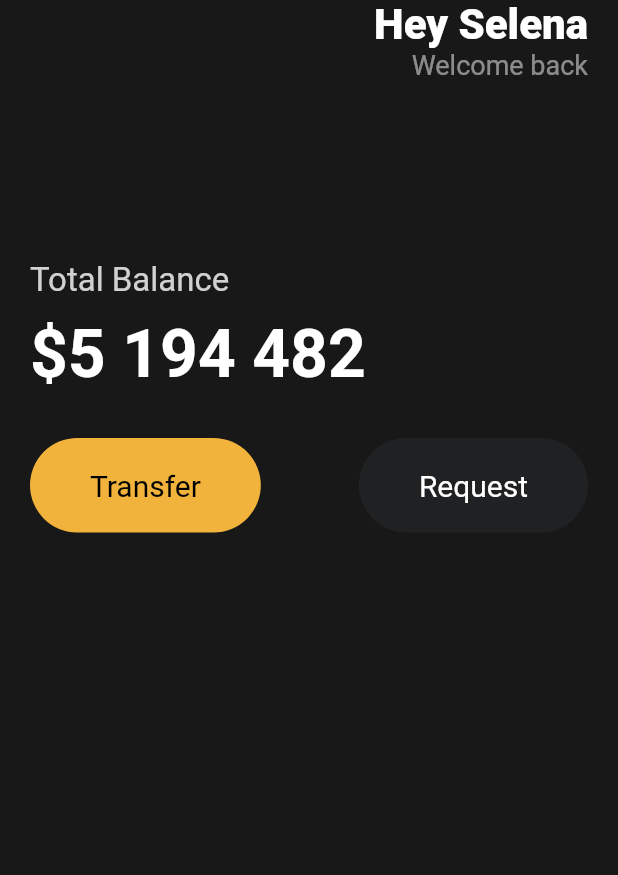
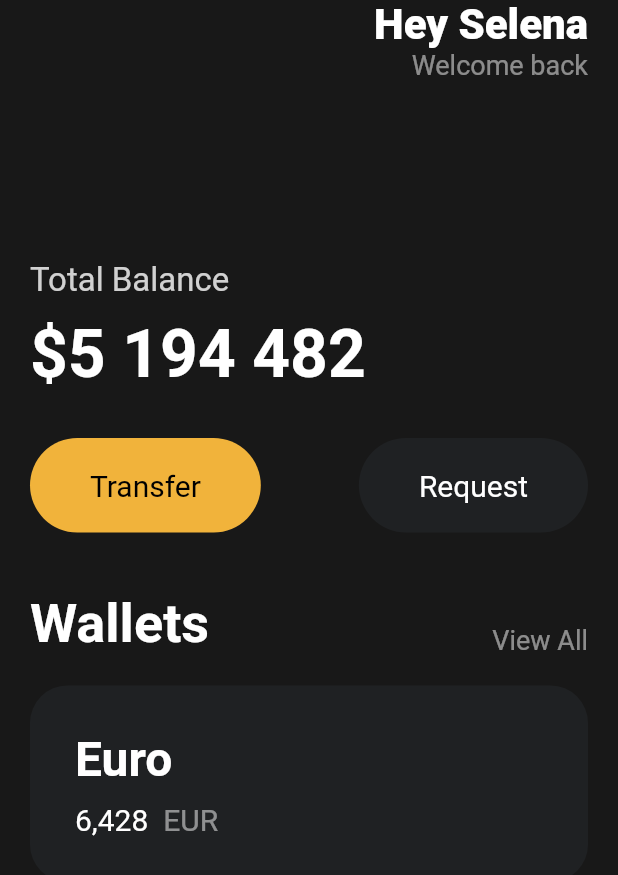
Before and after one commit to Heungseop/flutter_exam, a Flutter app: the screen it shows after launch, on a phone screen of 412 x 824 dp. Shown: the top 875 px of the screen. Run offline on Flutter 3.47's test engine with Material 2 defaults, Android fonts, the phone set to English and light mode, and no system bars.

Commit message:
3.6 Cards

```diff
--- a/lib/main.dart
+++ b/lib/main.dart
@@ -17,9 +17,9 @@ class App extends StatelessWidget {
   Widget build(BuildContext context) {
     return MaterialApp(
       home: Scaffold(
-          backgroundColor: const Color(0xff181818),
-          body: SafeArea(
-              child: Padding(
+        backgroundColor: const Color(0xff181818),
+        body: SafeArea(
+          child: Padding(
             padding: const EdgeInsets.symmetric(
               horizontal: 20,
             ),
@@ -86,10 +86,86 @@ class App extends StatelessWidget {
                       textColor: Colors.white,
                     ),
                   ],
-                )
+                ),
+                const SizedBox(
+                  height: 40,
+                ),
+                Row(
+                  mainAxisAlignment: MainAxisAlignment.spaceBetween,
+                  crossAxisAlignment: CrossAxisAlignment.end,
+                  children: [
+                    const Text(
+                      "Wallets",
+                      style: TextStyle(
+                          color: Colors.white,
+                          fontSize: 36,
+                          fontWeight: FontWeight.w600),
+                    ),
+                    Text(
+                      "View All",
+                      style: TextStyle(
+                        color: Colors.white.withOpacity(0.5),
+                        fontSize: 18,
+                      ),
+                    ),
+                  ],
+                ),
+                const SizedBox(
+                  height: 20,
+                ),
+                Container(
+                    decoration: BoxDecoration(
+                      color: const Color(0xff1f2123),
+                      borderRadius: BorderRadius.circular(25),
+                    ),
+                    child: Padding(
+                      padding: const EdgeInsets.all(30),
+                      child: Row(
+                        children: [
+                          Column(
+                            crossAxisAlignment: CrossAxisAlignment.start,
+                            children: [
+                              const Text(
+                                "Euro",
+                                style: TextStyle(
+                                    color: Colors.white,
+                                    fontSize: 32,
+                                    fontWeight: FontWeight.w600),
+                              ),
+                              const SizedBox(
+                                height: 10,
+                              ),
+                              Row(
+                                children: [
+                                  const Text(
+                                    "6,428",
+                                    style: TextStyle(
+                                      color: Colors.white,
+                                      fontSize: 20,
+                                    ),
+                                  ),
+                                  const SizedBox(
+                                    width: 10,
+                                  ),
+                                  Text(
+                                    "EUR",
+                                    style: TextStyle(
+                                      color: Colors.white.withOpacity(0.5),
+                                      fontSize: 20,
+                                    ),
+                                  ),
+                                ],
+                              )
+                            ],
+                          ),
+                        ],
+                      ),
+                    )),
               ],
             ),
-          ))),
+          ),
+        ),
+      ),
     );
   }
 }
```
